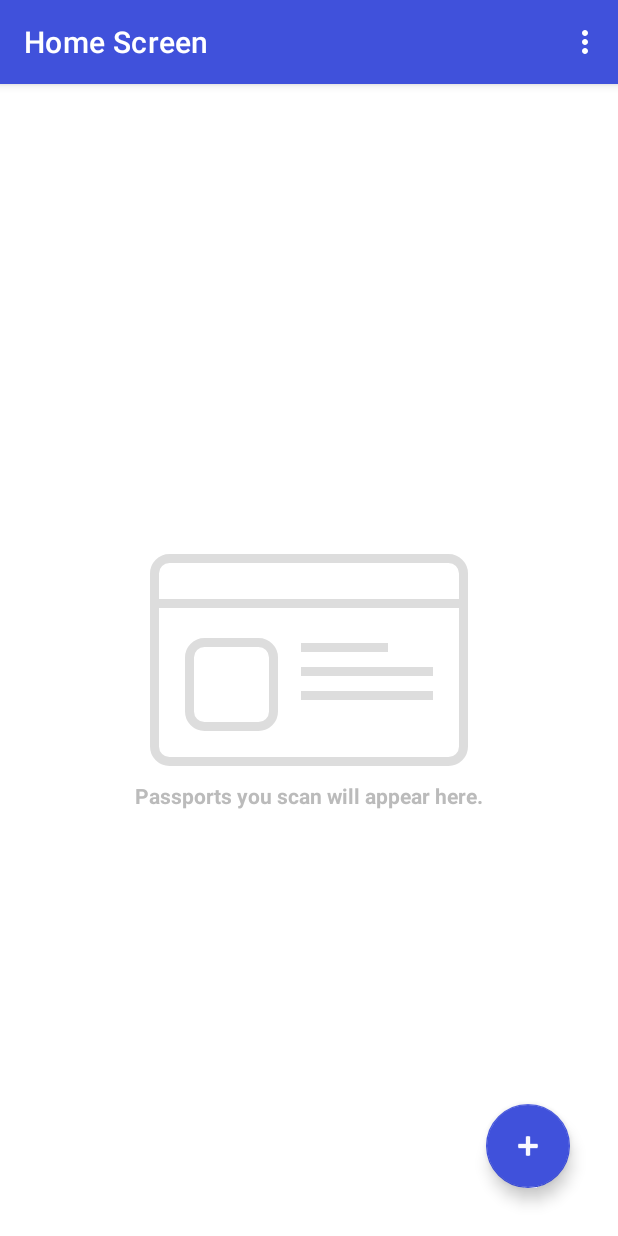
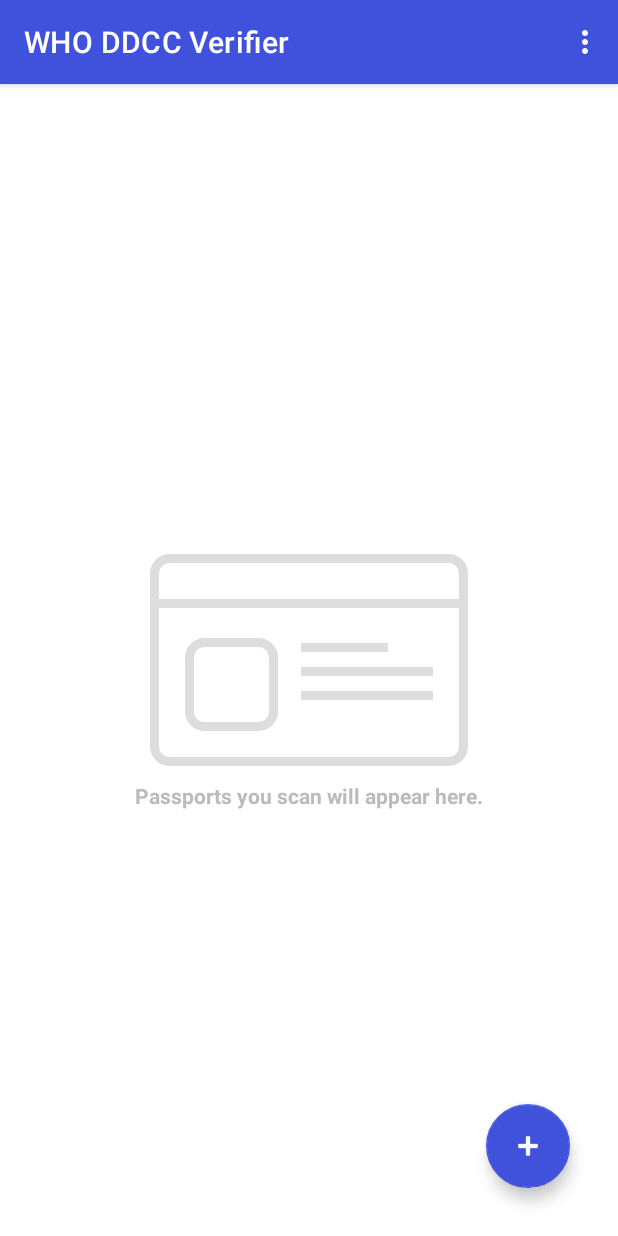
Before and after one commit to WorldHealthOrganization/ddcc-validator, an Android app: the screen it shows after launch (MainActivity), on a phone screen of 412 x 824 dp. Run offline under Robolectric (Android 15) with nearby library versions, the phone set to English and light mode, and no system bars; our stand-ins replace navigation-ui.

Commit message:
Changing Home screen name

```diff
--- a/app/src/main/res/values/strings.xml
+++ b/app/src/main/res/values/strings.xml
@@ -2,7 +2,7 @@
     <string name="app_name">DDCC Verifier</string>
     <string name="action_settings">Settings</string>
     <!-- Strings used for fragments for navigation -->
-    <string name="home_fragment_label">Home Screen</string>
+    <string name="home_fragment_label">WHO DDCC Verifier</string>
     <string name="qrscan_fragment_label">QR Scan</string>
     <string name="qrresult_fragment_label">QR Result</string>
 
```
